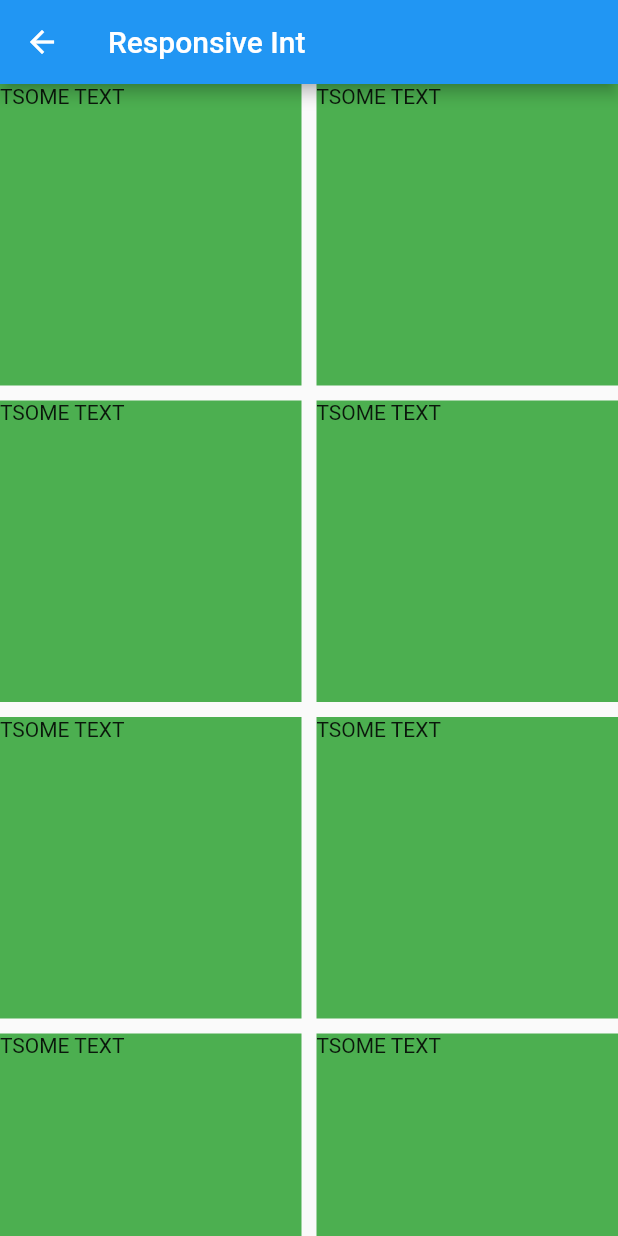
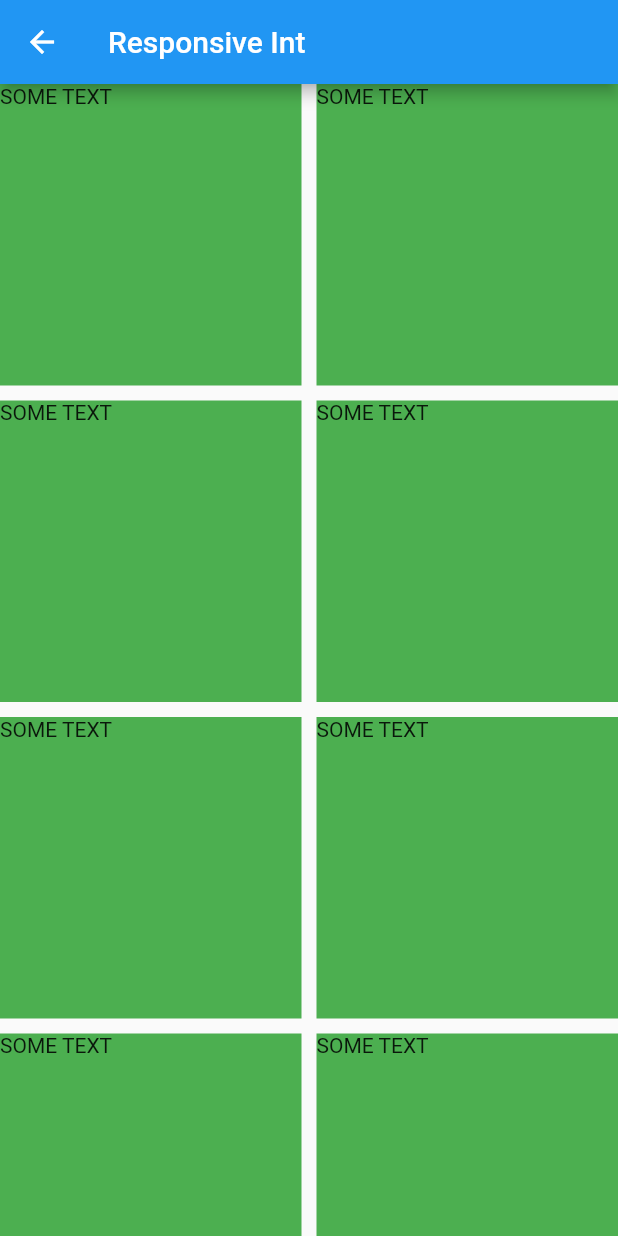
Before and after one commit to KevinVan720/responsive_property, a Flutter app: the ResponsiveIntPage screen opened directly, on a phone screen of 412 x 824 dp. Run offline on Flutter 3.47's test engine with Material 2 defaults, Android fonts, the phone set to English and light mode, and no system bars; missing offline and left inert: flutter_class_parser.

```diff
--- a/example/lib/responsive_int.dart
+++ b/example/lib/responsive_int.dart
@@ -33,15 +33,14 @@ class _ResponsiveIntPageState extends State<ResponsiveIntPage> {
         crossAxisSpacing: 10,
         mainAxisSpacing: 10,
         crossAxisCount: Responsive({
-              mobileScreenScope: 2,
-              tabletScreenScope: 4,
-              desktopScreenScope: 6
-            }).resolve(context) ??
-            8,
+          mobileScreenScope: 2,
+          tabletScreenScope: 4,
+          desktopScreenScope: 6
+        }).resolve(context)!,
         children: List.generate(
             30,
             (index) =>
-                Container(color: Colors.green, child: Text("TSOME TEXT"))),
+                Container(color: Colors.green, child: Text("SOME TEXT"))),
       )),
       // This trailing comma makes auto-formatting nicer for build methods.
     );
--- a/pubspec.yaml
+++ b/pubspec.yaml
@@ -1,5 +1,5 @@
 name: responsive_property
-description: Inspired by Flutter's MaterialProperty, gives you a responsive value based on the current screen dimension.
+description: Inspired by Flutter's MaterialStateProperty, gives you a responsive value based on the current screen dimension.
 version: 0.0.3
 homepage: https://github.com/KevinVan720/responsive_property
 
```
Also changed, not shown: 1 other file.
